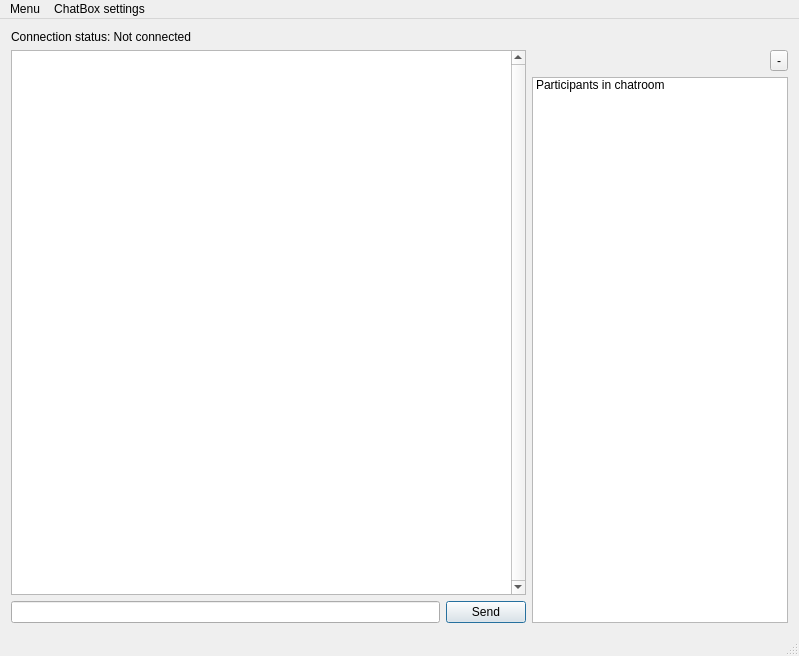
Qt form Client/Dependencies/UI_files/ChatWindow.ui (Lithi93/ChatRoom) before a commit.
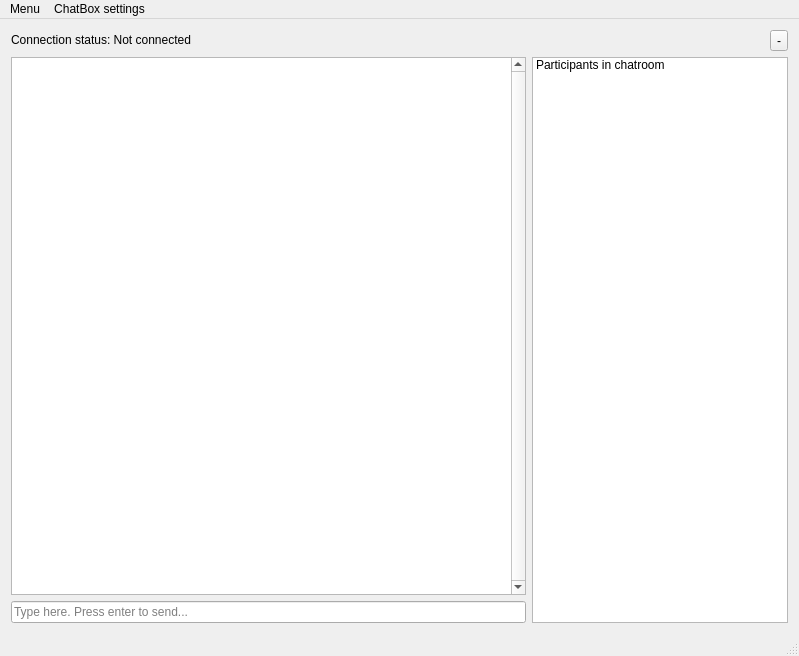
The same form after that commit.

Commit message:
Client interface
- added more client interface code.

What changed in the file:
```diff
--- a/Client/Dependencies/UI_files/ChatWindow.ui
+++ b/Client/Dependencies/UI_files/ChatWindow.ui
@@ -27,68 +27,17 @@
     <property name="bottomMargin">
      <number>11</number>
     </property>
-    <item row="6" column="1">
-     <widget class="QPushButton" name="SendButton">
-      <property name="statusTip">
-       <string>Press to send message or press enter to send message</string>
-      </property>
-      <property name="text">
-       <string>Send</string>
-      </property>
-      <property name="autoDefault">
-       <bool>true</bool>
-      </property>
-      <property name="default">
-       <bool>true</bool>
+    <item row="5" column="0" colspan="3">
+     <widget class="QLineEdit" name="SendBox">
+      <property name="placeholderText">
+       <string>Type here. Press enter to send...</string>
       </property>
      </widget>
     </item>
-    <item row="6" column="0">
-     <widget class="QLineEdit" name="SendBox"/>
-    </item>
-    <item row="2" column="2" rowspan="5" colspan="2">
-     <layout class="QGridLayout" name="gridLayout_2">
-      <item row="0" column="0">
-       <spacer name="horizontalSpacer">
-        <property name="orientation">
-         <enum>Qt::Horizontal</enum>
-        </property>
-        <property name="sizeType">
-         <enum>QSizePolicy::Preferred</enum>
-        </property>
-        <property name="sizeHint" stdset="0">
-         <size>
-          <width>40</width>
-          <height>20</height>
-         </size>
-        </property>
-       </spacer>
-      </item>
-      <item row="1" column="0" colspan="2">
-       <widget class="QListWidget" name="ParticipantsList">
-        <property name="verticalScrollBarPolicy">
-         <enum>Qt::ScrollBarAsNeeded</enum>
-        </property>
-        <item>
-         <property name="text">
-          <string>Participants in chatroom</string>
-         </property>
-        </item>
-       </widget>
-      </item>
-      <item row="0" column="1">
-       <widget class="QToolButton" name="minimizeToolButton">
-        <property name="text">
-         <string>-</string>
-        </property>
-       </widget>
-      </item>
-     </layout>
-    </item>
-    <item row="2" column="0" rowspan="4" colspan="2">
-     <widget class="QTextEdit" name="ChatBox">
-      <property name="verticalScrollBarPolicy">
-       <enum>Qt::ScrollBarAlwaysOn</enum>
+    <item row="1" column="4">
+     <widget class="QToolButton" name="minimizeToolButton">
+      <property name="text">
+       <string>-</string>
       </property>
      </widget>
     </item>
@@ -105,6 +54,37 @@
       </property>
      </widget>
     </item>
+    <item row="2" column="0" rowspan="3" colspan="3">
+     <widget class="QTextEdit" name="ChatBox">
+      <property name="verticalScrollBarPolicy">
+       <enum>Qt::ScrollBarAlwaysOn</enum>
+      </property>
+      <property name="readOnly">
+       <bool>true</bool>
+      </property>
+      <property name="textInteractionFlags">
+       <set>Qt::NoTextInteraction</set>
+      </property>
+     </widget>
+    </item>
+    <item row="2" column="3" rowspan="4" colspan="2">
+     <widget class="QListWidget" name="ParticipantsList">
+      <property name="sizePolicy">
+       <sizepolicy hsizetype="Preferred" vsizetype="Expanding">
+        <horstretch>0</horstretch>
+        <verstretch>0</verstretch>
+       </sizepolicy>
+      </property>
+      <property name="verticalScrollBarPolicy">
+       <enum>Qt::ScrollBarAsNeeded</enum>
+      </property>
+      <item>
+       <property name="text">
+        <string>Participants in chatroom</string>
+       </property>
+      </item>
+     </widget>
+    </item>
    </layout>
   </widget>
   <widget class="QMenuBar" name="menubar">
```
Left out of the diff: 21 changed lines with no effect on the pictures. The commit also changes 2 other files.
